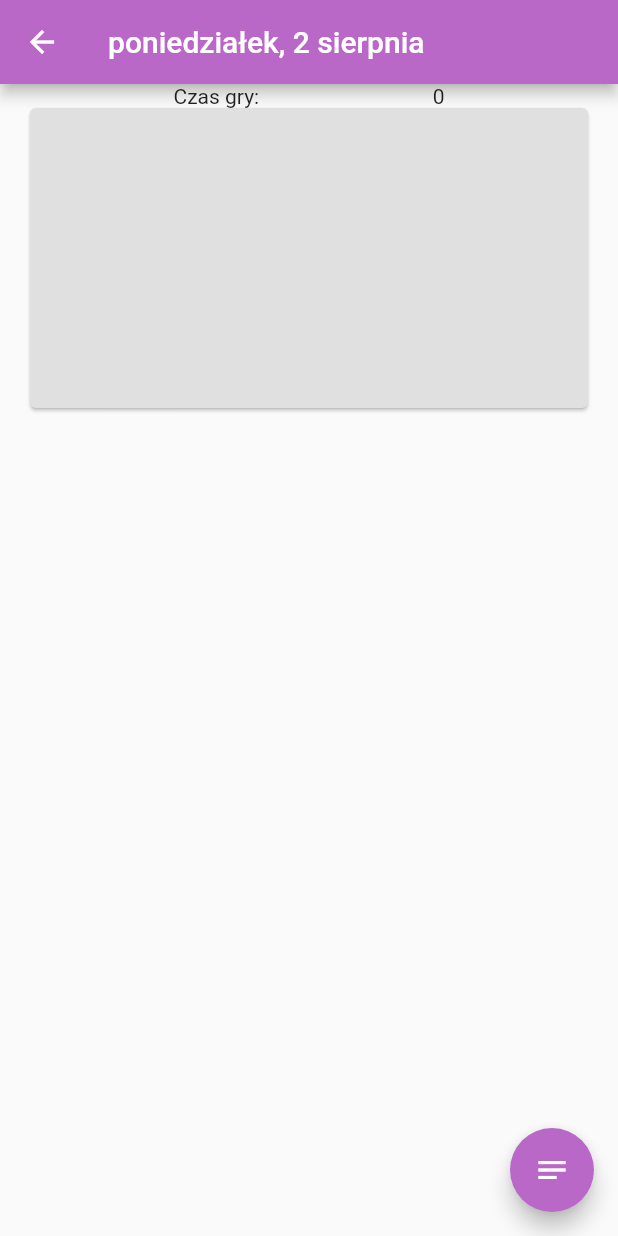
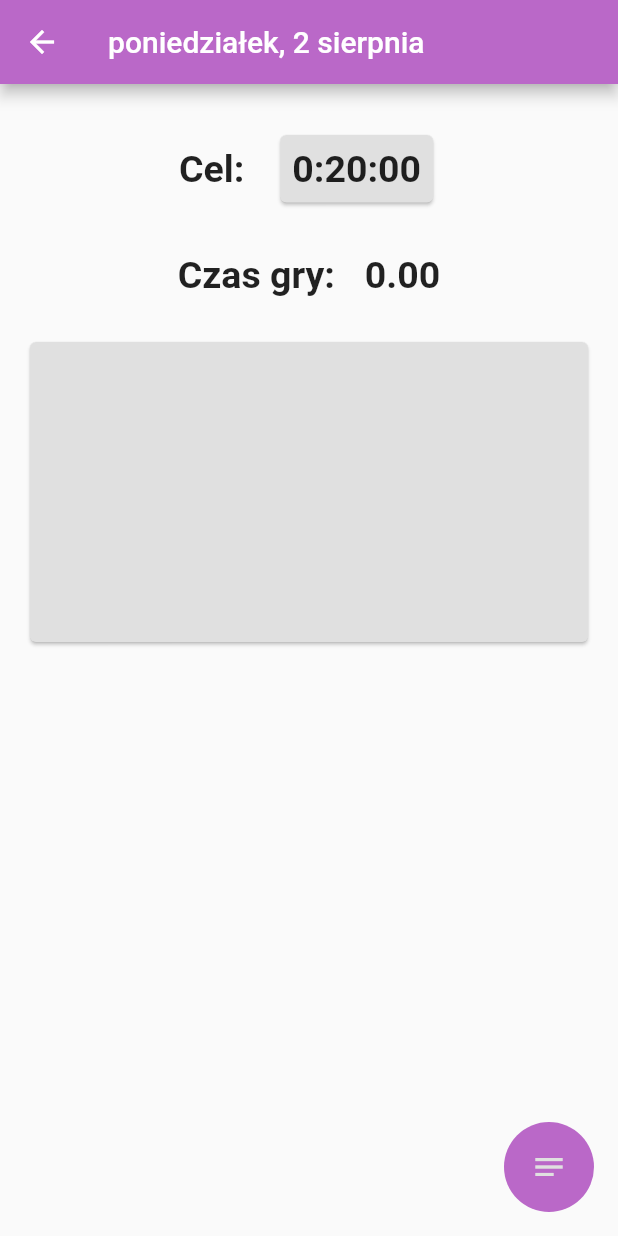
Before and after one commit to Michal-Szkoda-91/music_callendar, a Flutter app: the screen it shows after launch, after a tap on "Rozpocznij Grę", on a phone screen of 412 x 824 dp. Run offline on Flutter 3.47's test engine with Material 2 defaults, Android fonts, the phone set to English and light mode, and no system bars; our stand-ins replace sqflite, table_calendar; accounts and stored records are empty.

Commit message:
utworzono animowany floatinButt oraz time picker

```diff
--- a/lib/main.dart
+++ b/lib/main.dart
@@ -21,13 +21,15 @@ class MyApp extends StatelessWidget {
       debugShowCheckedModeBanner: false,
       title: 'Flutter Demo',
       theme: ThemeData(
-          primaryColor: Colors.grey[300],
-          backgroundColor: Colors.blueGrey[400],
-          accentColor: Colors.purple[300],
-          textTheme: TextTheme(
-              headline1: TextStyle(
+        primaryColor: Colors.grey[300],
+        backgroundColor: Colors.purple[50],
+        accentColor: Colors.purple[300],
+        textTheme: TextTheme(
+          headline1: TextStyle(
             color: Colors.white,
-          ),),),
+          ),
+        ),
+      ),
       home: MainPage(),
     );
   }
--- a/lib/screens/music_event_adding_screen.dart
+++ b/lib/screens/music_event_adding_screen.dart
@@ -1,5 +1,9 @@
 import 'package:flutter/material.dart';
 import 'package:intl/intl.dart';
+
+import '../widgets/target_time_row.dart';
+import '../widgets/note_floating_act_bar.dart';
+import '../widgets/play_time_row.dart';
 
 class MusicEventAddingScreen extends StatefulWidget {
   final DateTime dateTime;
@@ -11,7 +15,6 @@ class MusicEventAddingScreen extends StatefulWidget {
 
 class _MusicEventAddingScreenState extends State<MusicEventAddingScreen> {
   late String _appBarDate;
-  double playTime = 0.0;
   @override
   void initState() {
     super.initState();
@@ -37,13 +40,8 @@ class _MusicEventAddingScreenState extends State<MusicEventAddingScreen> {
         body: SingleChildScrollView(
           child: Column(
             children: [
-              Row(
-                mainAxisAlignment: MainAxisAlignment.spaceEvenly,
-                children: [
-                  Text('Czas gry:'),
-                  Text('${playTime.toInt()}'),
-                ],
-              ),
+              TargetTimeRow(),
+              PlayTimeRow(),
               Card(
                 margin: EdgeInsets.symmetric(horizontal: 20),
                 child: Container(
@@ -55,10 +53,7 @@ class _MusicEventAddingScreenState extends State<MusicEventAddingScreen> {
             ],
           ),
         ),
-        floatingActionButton: FloatingActionButton(
-          onPressed: () {},
-          child: Icon(Icons.notes),
-        ),
+        floatingActionButton: NoteFloatingBar(),
       ),
     );
   }
--- /dev/null
+++ b/lib/widgets/note_floating_act_bar.dart
@@ -0,0 +1,147 @@
+import 'package:flutter/material.dart';
+
+class NoteFloatingBar extends StatefulWidget {
+  @override
+  _NoteFloatingBarState createState() => _NoteFloatingBarState();
+}
+
+class _NoteFloatingBarState extends State<NoteFloatingBar> {
+  bool _selected = false;
+  String note = "";
+  TextEditingController _noteControler = TextEditingController();
+  Duration _animationDuration = Duration(milliseconds: 450);
+
+  @override
+  Widget build(BuildContext context) {
+    return GestureDetector(
+      onTap: () {
+        setState(() {
+          _selected = true;
+        });
+      },
+      child: AnimatedContainer(
+        decoration: BoxDecoration(
+          borderRadius: BorderRadius.circular(30),
+          color: Theme.of(context).accentColor,
+        ),
+        width: _selected ? MediaQuery.of(context).size.width - 30 : 60,
+        height: _selected ? 300 : 60,
+        duration: _animationDuration,
+        child: !_selected
+            ? AnimatedOpacity(
+                duration: _animationDuration,
+                opacity: _selected ? 0 : 1,
+                child: Icon(
+                  Icons.notes,
+                  color: Theme.of(context).primaryColor,
+                ),
+              )
+            : SingleChildScrollView(
+                child: Column(
+                  mainAxisAlignment: MainAxisAlignment.center,
+                  children: [
+                    AnimatedOpacity(
+                      duration: _animationDuration,
+                      opacity: _selected ? 1 : 0,
+                      child: SingleChildScrollView(
+                        padding: EdgeInsets.symmetric(vertical: 5),
+                        scrollDirection: Axis.horizontal,
+                        child: Row(
+                          mainAxisAlignment: MainAxisAlignment.start,
+                          children: [
+                            Text(
+                              "Notatki",
+                              style: TextStyle(
+                                color: Theme.of(context).primaryColor,
+                                fontSize: 20,
+                                fontWeight: FontWeight.w500,
+                              ),
+                            ),
+                            SizedBox(
+                              width: MediaQuery.of(context).size.width * 0.5,
+                            ),
+                          ],
+                        ),
+                      ),
+                    ),
+                    AnimatedContainer(
+                      padding: EdgeInsets.all(5),
+                      decoration: BoxDecoration(
+                        borderRadius: BorderRadius.circular(30),
+                        color: Theme.of(context).primaryColor,
+                      ),
+                      width: _selected
+                          ? MediaQuery.of(context).size.width - 50
+                          : 0,
+                      height: _selected ? 200 : 0,
+                      duration: _animationDuration,
+                      child: TextField(
+                        controller: _noteControler,
+                        expands: true,
+                        maxLines: null,
+                        minLines: null,
+                        cursorColor: Theme.of(context).accentColor,
+                        style: TextStyle(
+                          color: Theme.of(context).accentColor,
+                          fontSize: 18,
+                        ),
+                        decoration: InputDecoration(
+                          focusedBorder: OutlineInputBorder(
+                            borderRadius: BorderRadius.circular(30),
+                            borderSide: BorderSide(
+                              color: Theme.of(context).accentColor,
+                              width: 2,
+                            ),
+                          ),
+                          enabledBorder: OutlineInputBorder(
+                            borderRadius: BorderRadius.circular(30),
+                            borderSide: BorderSide(
+                              color: Colors.grey,
+                              width: 2,
+                            ),
+                          ),
+                          hintText: 'Wpisz dowolne notatki...',
+                          hintStyle: TextStyle(
+                            color: Colors.grey,
+                          ),
+                        ),
+                      ),
+                    ),
+                    AnimatedOpacity(
+                      duration: _animationDuration,
+                      opacity: _selected ? 1 : 0,
+                      child: SingleChildScrollView(
+                        scrollDirection: Axis.horizontal,
+                        child: Row(
+                          children: [
+                            SizedBox(
+                              width: MediaQuery.of(context).size.width * 0.5,
+                            ),
+                            TextButton.icon(
+                              onPressed: () {
+                                setState(() {
+                                  _selected = false;
+                                });
+                              },
+                              icon: Icon(
+                                Icons.save,
+                                color: Theme.of(context).primaryColor,
+                              ),
+                              label: Text(
+                                "Zapisz",
+                                style: TextStyle(
+                                  color: Theme.of(context).primaryColor,
+                                ),
+                              ),
+                            ),
+                          ],
+                        ),
+                      ),
+                    ),
+                  ],
+                ),
+              ),
+      ),
+    );
+  }
+}
--- /dev/null
+++ b/lib/widgets/play_time_row.dart
@@ -0,0 +1,38 @@
+import 'package:flutter/material.dart';
+
+class PlayTimeRow extends StatefulWidget {
+  @override
+  _PlayTimeRowState createState() => _PlayTimeRowState();
+}
+
+class _PlayTimeRowState extends State<PlayTimeRow> {
+  double playTime = 0.0;
+
+  @override
+  Widget build(BuildContext context) {
+    return Padding(
+      padding: const EdgeInsets.only(bottom: 30),
+      child: Row(
+        mainAxisAlignment: MainAxisAlignment.center,
+        children: [
+          Text(
+            'Czas gry:',
+            style: _customStyle(),
+          ),
+          const SizedBox(width: 20),
+          Text(
+            '${playTime.toStringAsFixed(2)}',
+            style: _customStyle(),
+          ),
+        ],
+      ),
+    );
+  }
+
+  TextStyle _customStyle() {
+    return TextStyle(
+      fontSize: 25,
+      fontWeight: FontWeight.bold,
+    );
+  }
+}
--- /dev/null
+++ b/lib/widgets/target_time_row.dart
@@ -0,0 +1,108 @@
+import 'package:flutter/cupertino.dart';
+import 'package:flutter/material.dart';
+
+class TargetTimeRow extends StatefulWidget {
+  TargetTimeRow({Key? key}) : super(key: key);
+
+  @override
+  _TargetTimeRowState createState() => _TargetTimeRowState();
+}
+
+class _TargetTimeRowState extends State<TargetTimeRow> {
+  var targetPlayTime = Duration(minutes: 20);
+
+  @override
+  Widget build(BuildContext context) {
+    return Padding(
+      padding: const EdgeInsets.symmetric(vertical: 30),
+      child: Column(
+        children: [
+          Row(
+            mainAxisAlignment: MainAxisAlignment.center,
+            children: [
+              Text(
+                'Cel:',
+                style: _customStyle(),
+              ),
+              const SizedBox(width: 20),
+              GestureDetector(
+                onTap: _showTimePicker,
+                child: Card(
+                  color: Theme.of(context).primaryColor,
+                  child: Padding(
+                    padding: const EdgeInsets.all(8.0),
+                    child: Text(
+                      '${targetPlayTime.toString().split(".")[0]}',
+                      style: _customStyle(),
+                    ),
+                  ),
+                ),
+              ),
+            ],
+          ),
+        ],
+      ),
+    );
+  }
+
+  TextStyle _customStyle() {
+    return TextStyle(
+      fontSize: 25,
+      fontWeight: FontWeight.bold,
+    );
+  }
+
+  void _showTimePicker() {
+    showDialog(
+      context: context,
+      builder: (ctx) {
+        return SimpleDialog(
+          backgroundColor: Theme.of(context).backgroundColor,
+          children: [
+            Text(
+              'Ustaw długość dzisiejszej gry',
+              style: _customStyle(),
+              textAlign: TextAlign.center,
+            ),
+            CupertinoTimerPicker(
+              mode: CupertinoTimerPickerMode.hms,
+              initialTimerDuration: Duration(minutes: 20),
+              onTimerDurationChanged: (value) {
+                setState(() {
+                  targetPlayTime = value;
+                });
+              },
+            ),
+            Row(
+              mainAxisAlignment: MainAxisAlignment.end,
+              children: [
+                TextButton(
+                  onPressed: () {},
+                  child: Text(
+                    "Zapisz",
+                    style: TextStyle(
+                      color: Theme.of(context).accentColor,
+                      fontSize: 18,
+                    ),
+                  ),
+                ),
+                TextButton(
+                  onPressed: () {
+                    Navigator.of(ctx).pop();
+                  },
+                  child: Text(
+                    "Anuluj",
+                    style: TextStyle(
+                      color: Theme.of(context).accentColor,
+                      fontSize: 18,
+                    ),
+                  ),
+                ),
+              ],
+            )
+          ],
+        );
+      },
+    );
+  }
+}
```
